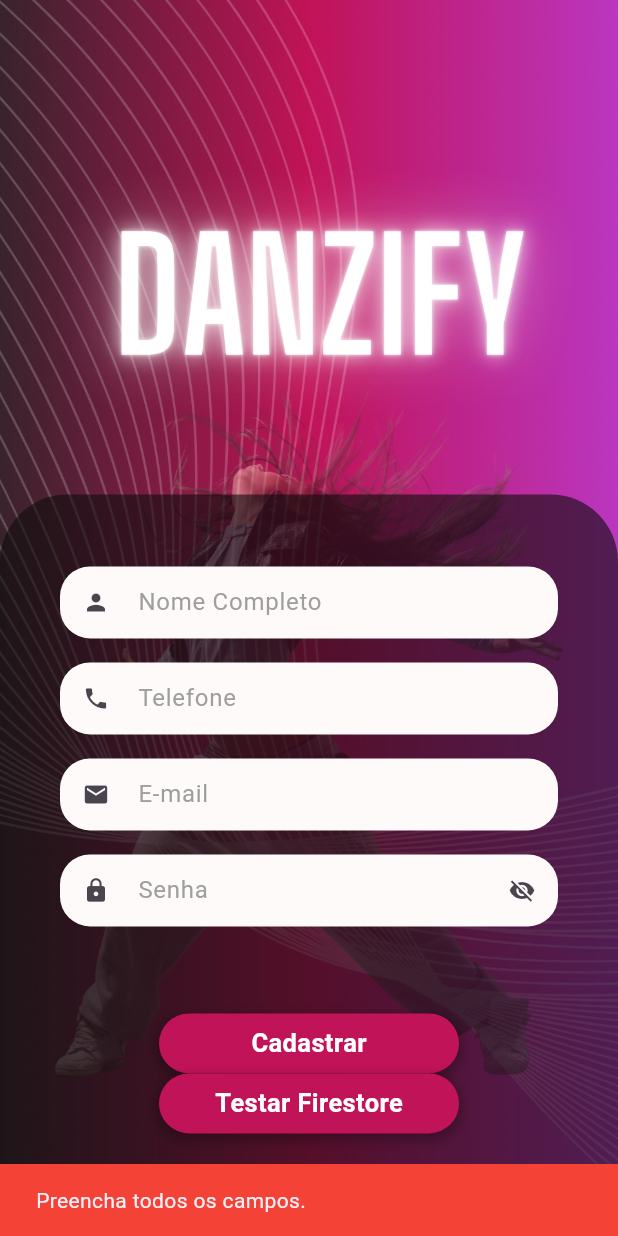
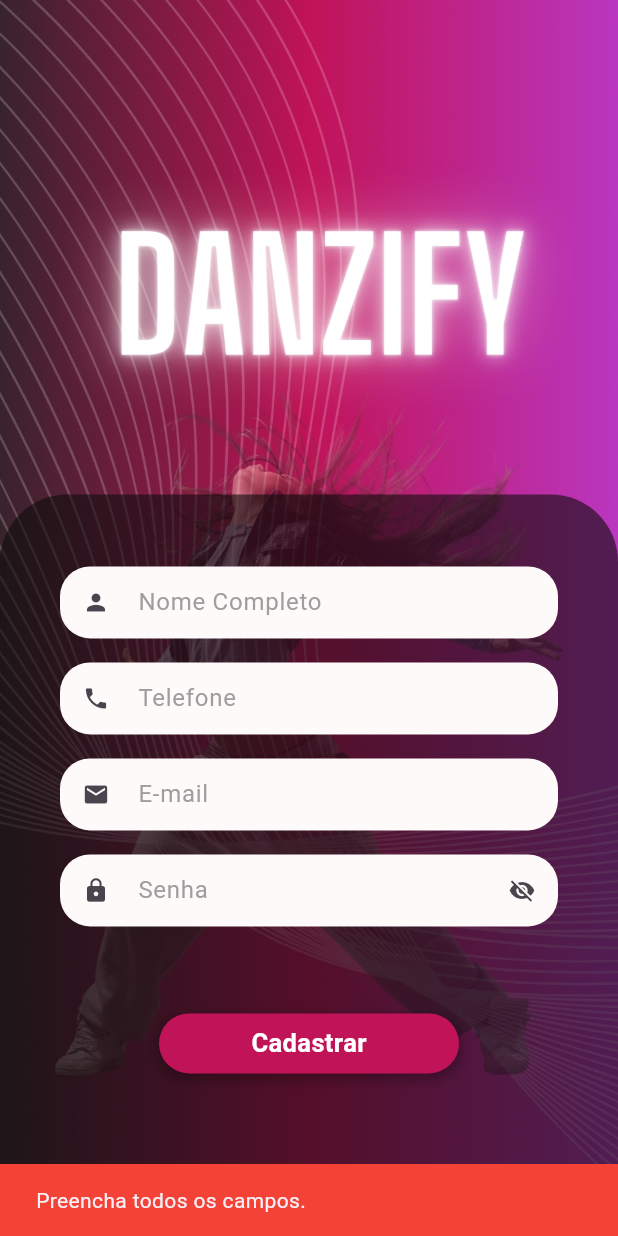
Before and after one commit to Geotryy/Danzify, a Flutter app: the SignUp screen opened directly, after a tap on "Cadastrar", on a phone screen of 412 x 824 dp. Run offline on Flutter 3.47's test engine with Material 3 defaults, Android fonts, the light colour scheme and no system bars; our stand-ins replace cloud_firestore, firebase_auth, firebase_core, google_nav_bar; accounts and stored records are empty; generated files the repository leaves out were written again.

Commit message:
firestore adicionado com sucesso amem

```diff
--- a/lib/main.dart
+++ b/lib/main.dart
@@ -1,3 +1,4 @@
+import 'package:cloud_firestore/cloud_firestore.dart';
 import 'package:firebase_core/firebase_core.dart';
 import 'package:flutter/material.dart';
 import 'package:quiz/firebase_options.dart';
@@ -9,6 +10,10 @@ Future<void> main() async {
   await Firebase.initializeApp(
     options: DefaultFirebaseOptions.currentPlatform,
   );
+  FirebaseFirestore.instance.settings = const Settings(
+    persistenceEnabled: true
+  )
+  ;
 }
 
 class MyApp extends StatelessWidget {
--- a/lib/src/components/search/widget.dart
+++ b/lib/src/components/search/widget.dart
@@ -40,14 +40,14 @@ Widget horizontalListCategories() {
     child: ListView.builder(
         itemCount: categoryNames.length,
         itemBuilder: (context, index) {
-          return Container(
+          return SizedBox(
             height: 80,
             child: Card(
               color: CustomColors.getColor(50),
               child: Center(
                 child: Text(
                   categoryNames[index],
-                  style: TextStyle(fontSize: 20, color: Colors.white),
+                  style: const TextStyle(fontSize: 20, color: Colors.white),
                 ),
               ),
             ),
--- a/lib/src/screens/auth/signup.dart
+++ b/lib/src/screens/auth/signup.dart
@@ -2,9 +2,9 @@ import 'package:firebase_auth/firebase_auth.dart';
 import 'package:flutter/material.dart';
 import 'package:quiz/src/components/auth/custom_text.dart';
 import 'package:quiz/src/components/custom/button.dart';
-import 'package:cloud_firestore/cloud_firestore.dart';
 import 'package:quiz/src/screens/base/base.dart';
 import 'package:quiz/src/services/auth_service.dart';
+import 'package:quiz/src/services/database_service.dart';
 
 class SignUp extends StatefulWidget {
   const SignUp({super.key});
@@ -92,13 +92,7 @@ class _SignUpState extends State<SignUp> {
                       textButtonColor: Colors.white,
                       onPressed: _signUp,
                     ),
-                    Button(
-                      width: 200,
-                      color: const Color(0xFFC11357),
-                      text: 'Testar Firestore',
-                      textButtonColor: Colors.white,
-                      onPressed: testFirestore, // Chame o método ao pressionar
-                    ),
+
                   ],
                 ),
               ),
@@ -140,16 +134,7 @@ class _SignUpState extends State<SignUp> {
       User? user = await _auth.signUpWithEmailAndPassword(email, senha);
 
       if (user != null) {
-        await user.updateDisplayName(nome);
-       FirebaseFirestore.instance
-    .collection('usuarios')
-    .doc(user.uid)  // Definindo o UID como ID do documento
-    .set({
-      'Nome': txtNome.text,
-      'Email': txtEmail.text,
-      'Telefone': txtNumber.text,
-      'Senha': txtSenha.text
-    });
+        await signUpFirestore(nome, int.parse(phone), email);
 
         Navigator.pushReplacement(
           // ignore: use_build_context_synchronously
@@ -170,15 +155,5 @@ class _SignUpState extends State<SignUp> {
     }
   }
 
-  void testFirestore() async {
-    try {
-      await FirebaseFirestore.instance
-          .collection('test')
-          .doc('testUser')
-          .set({'testField': 'testValue'});
-      print("Gravação bem-sucedida!");
-    } catch (e) {
-      print("Erro ao gravar no Firestore: ${e.toString()}");
-    }
-  }
+
 }
--- a/lib/src/screens/base/base.dart
+++ b/lib/src/screens/base/base.dart
@@ -22,7 +22,7 @@ class _BaseScreenState extends State<BaseScreen> {
       body: PageView(
         controller: pageController,
         physics: const NeverScrollableScrollPhysics(),
-        children:  [
+        children:  const [
           HomeScreen(),
           SearchScreen(),
           FavoriteScreen(),
@@ -36,10 +36,10 @@ class _BaseScreenState extends State<BaseScreen> {
           child: GNav(
               selectedIndex: currentindex,
               gap: 8,
-              backgroundColor: Color(0xFF0A0A0A),
+              backgroundColor: const Color(0xFF0A0A0A),
               color: Colors.white,
               activeColor: Colors.white,
-              tabBackgroundColor: Color(0xFFC11357),
+              tabBackgroundColor: const Color(0xFFC11357),
               padding: const EdgeInsets.all(16),
               onTabChange: (index) {
                 currentindex = index;
--- a/lib/src/services/auth_service.dart
+++ b/lib/src/services/auth_service.dart
@@ -21,7 +21,7 @@ Future<User?> signInWithEmailAndPassword(String email, String password) async{
 return credential.user;
 }
 catch (e){
-print("Erro");
+print("Erro $e");
 }
 return null;
 }
```
Also changed, not shown: lib/src/models/todo.dart (added, +30 -0 lines), lib/src/screens/profile/profile.dart (+27 -14 lines), lib/src/services/database_service.dart (added, +23 -0 lines), lib/assets/images/nenem.jpg (deleted), 1 other file.
